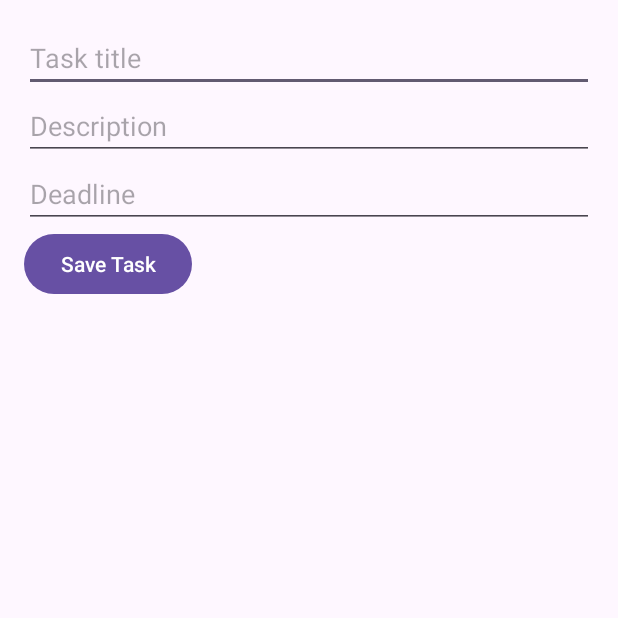
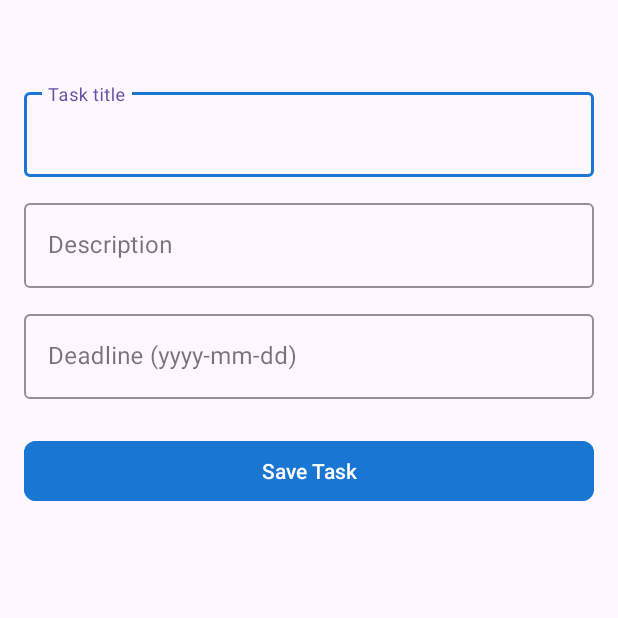
Before and after one commit to tienphatng237/Simple-Todo-App, an Android app: the AddTaskActivity screen opened directly, with no data from a screen before it, on a phone screen of 412 x 824 dp, the top half of it. Run offline under Robolectric (Android 15) with nearby library versions, the phone set to English and light mode, and no system bars.

Commit message:
style(ui): redesign layouts with Material Design - activity_main: add paddingTop for RecyclerView - item_task: use CardView, minHeight, and cool color palette - activity_add_task: redesign form with TextInputLayout and MaterialButton - colors: add fab_blue, task_card_bg, task_title, task_deadline

```diff
--- a/app/src/main/res/layout/activity_add_task.xml
+++ b/app/src/main/res/layout/activity_add_task.xml
@@ -1,30 +1,77 @@
-<LinearLayout xmlns:android="http://schemas.android.com/apk/res/android"
-    android:orientation="vertical"
-    android:padding="16dp"
+<androidx.constraintlayout.widget.ConstraintLayout xmlns:android="http://schemas.android.com/apk/res/android"
+    xmlns:app="http://schemas.android.com/apk/res-auto"
     android:layout_width="match_parent"
-    android:layout_height="match_parent">
+    android:layout_height="match_parent"
+    android:padding="16dp">
 
-    <EditText
+    <!-- Title -->
+    <com.google.android.material.textfield.TextInputLayout
+        android:id="@+id/titleLayout"
+        style="@style/Widget.MaterialComponents.TextInputLayout.OutlinedBox"
+        android:layout_width="0dp"
+        android:layout_height="wrap_content"
+        app:boxStrokeColor="@color/fab_blue"
+        app:layout_constraintTop_toTopOf="parent"
+        app:layout_constraintStart_toStartOf="parent"
+        app:layout_constraintEnd_toEndOf="parent"
+        android:layout_marginTop="40dp">
+
+    <com.google.android.material.textfield.TextInputEditText
             android:id="@+id/et_title"
-        android:hint="Task title"
             android:layout_width="match_parent"
-        android:layout_height="wrap_content"/>
+            android:layout_height="wrap_content"
+            android:hint="Task title" />
+    </com.google.android.material.textfield.TextInputLayout>
 
-    <EditText
+    <!-- Description -->
+    <com.google.android.material.textfield.TextInputLayout
+        android:id="@+id/descLayout"
+        style="@style/Widget.MaterialComponents.TextInputLayout.OutlinedBox"
+        android:layout_width="0dp"
+        android:layout_height="wrap_content"
+        app:boxStrokeColor="@color/fab_blue"
+        app:layout_constraintTop_toBottomOf="@id/titleLayout"
+        app:layout_constraintStart_toStartOf="parent"
+        app:layout_constraintEnd_toEndOf="parent"
+        android:layout_marginTop="12dp">
+
+        <com.google.android.material.textfield.TextInputEditText
             android:id="@+id/et_description"
-        android:hint="Description"
             android:layout_width="match_parent"
-        android:layout_height="wrap_content"/>
+            android:layout_height="wrap_content"
+            android:hint="Description" />
+    </com.google.android.material.textfield.TextInputLayout>
 
-    <EditText
+    <!-- Deadline -->
+    <com.google.android.material.textfield.TextInputLayout
+        android:id="@+id/deadlineLayout"
+        style="@style/Widget.MaterialComponents.TextInputLayout.OutlinedBox"
+        android:layout_width="0dp"
+        android:layout_height="wrap_content"
+        app:boxStrokeColor="@color/fab_blue"
+        app:layout_constraintTop_toBottomOf="@id/descLayout"
+        app:layout_constraintStart_toStartOf="parent"
+        app:layout_constraintEnd_toEndOf="parent"
+        android:layout_marginTop="12dp">
+
+        <com.google.android.material.textfield.TextInputEditText
             android:id="@+id/et_deadline"
-        android:hint="Deadline"
             android:layout_width="match_parent"
-        android:layout_height="wrap_content"/>
+            android:layout_height="wrap_content"
+            android:hint="Deadline (yyyy-mm-dd)" />
+    </com.google.android.material.textfield.TextInputLayout>
 
-    <Button
+    <!-- Save Button -->
+    <com.google.android.material.button.MaterialButton
         android:id="@+id/btn_save"
+        android:layout_width="match_parent"
+        android:layout_height="wrap_content"
         android:text="Save Task"
-        android:layout_width="wrap_content"
-        android:layout_height="wrap_content"/>
-</LinearLayout>
+        android:backgroundTint="@color/fab_blue"
+        android:textColor="@android:color/white"
+        app:cornerRadius="8dp"
+        app:layout_constraintTop_toBottomOf="@id/deadlineLayout"
+        app:layout_constraintStart_toStartOf="parent"
+        app:layout_constraintEnd_toEndOf="parent"
+        android:layout_marginTop="24dp"/>
+</androidx.constraintlayout.widget.ConstraintLayout>
```
Also changed, not shown: app/src/main/res/layout/activity_main.xml (+6 -1 lines), app/src/main/res/layout/item_task.xml (+39 -18 lines), app/src/main/res/values/colors.xml (+4 -3 lines). Lines whose indentation alone changed are shown as unchanged.
